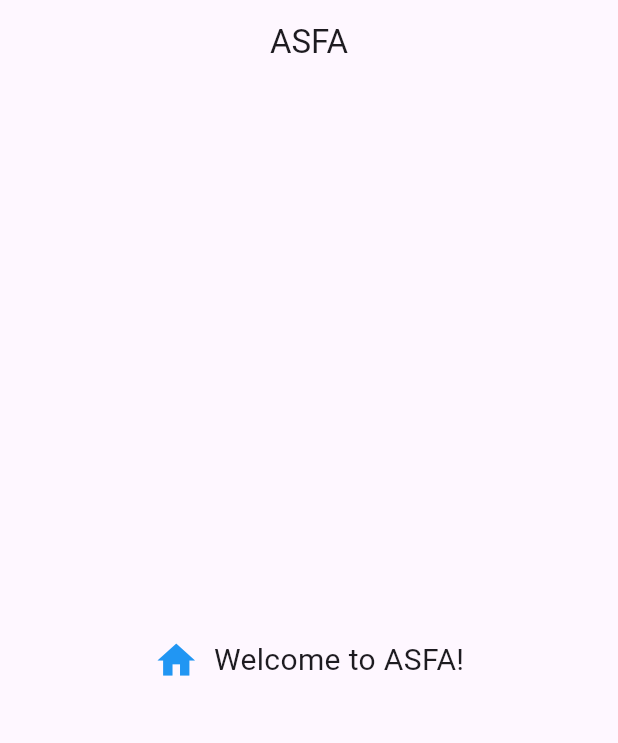
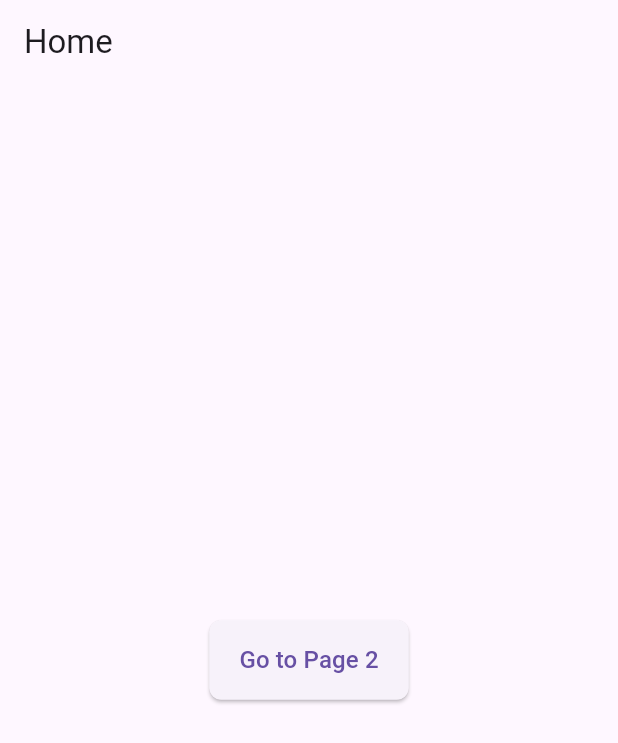
Before and after one commit to MessikaO/asfa_dev, a Flutter app: the screen it shows after launch, on a phone screen of 412 x 824 dp. Shown: the top 743 px of the screen. Run offline on Flutter 3.47's test engine with Material 3 defaults, Android fonts, the light colour scheme and no system bars.

Commit message:
Organized project structure and added custom button widget

```diff
--- a/lib/main.dart
+++ b/lib/main.dart
@@ -1,4 +1,5 @@
 import 'package:flutter/material.dart';
+import 'screens/home_screen.dart';
 
 void main() {
   runApp(const MyApp());
@@ -17,24 +18,3 @@
     );
   }
 }
-
-class HomeScreen extends StatelessWidget {
-  const HomeScreen({super.key});
-
-  @override
-  Widget build(BuildContext context) {
-    return Scaffold(
-      appBar: AppBar(title: const Text('ASFA'), centerTitle: true),
-      body: Center(
-        child: Row(
-          mainAxisSize: MainAxisSize.min, // keeps it tight, not full width
-          children: const [
-            Icon(Icons.home, size: 30, color: Colors.blue),
-            SizedBox(width: 10), // space between icon and text
-            Text('Welcome to ASFA!', style: TextStyle(fontSize: 20)),
-          ],
-        ),
-      ),
-    );
-  }
-}
--- /dev/null
+++ b/lib/screens/home_screen.dart
@@ -0,0 +1,25 @@
+import 'package:flutter/material.dart';
+import 'second_screen.dart';
+import '../widgets/custom_button.dart';
+
+class HomeScreen extends StatelessWidget {
+  const HomeScreen({super.key});
+
+  @override
+  Widget build(BuildContext context) {
+    return Scaffold(
+      appBar: AppBar(title: const Text('Home')),
+      body: Center(
+        child: CustomButton(
+          label: 'Go to Page 2',
+          onPressed: () {
+            Navigator.push(
+              context,
+              MaterialPageRoute(builder: (context) => const SecondScreen()),
+            );
+          },
+        ),
+      ),
+    );
+  }
+}
--- /dev/null
+++ b/lib/widgets/custom_button.dart
@@ -0,0 +1,20 @@
+import 'package:flutter/material.dart';
+
+class CustomButton extends StatelessWidget {
+  final String label;
+  final VoidCallback onPressed;
+
+  const CustomButton({super.key, required this.label, required this.onPressed});
+
+  @override
+  Widget build(BuildContext context) {
+    return ElevatedButton(
+      onPressed: onPressed,
+      style: ElevatedButton.styleFrom(
+        padding: const EdgeInsets.symmetric(horizontal: 20, vertical: 15),
+        shape: RoundedRectangleBorder(borderRadius: BorderRadius.circular(8)),
+      ),
+      child: Text(label, style: const TextStyle(fontSize: 16)),
+    );
+  }
+}
```
Also changed, not shown: lib/screens/second_screen.dart (added, +13 -0 lines).
